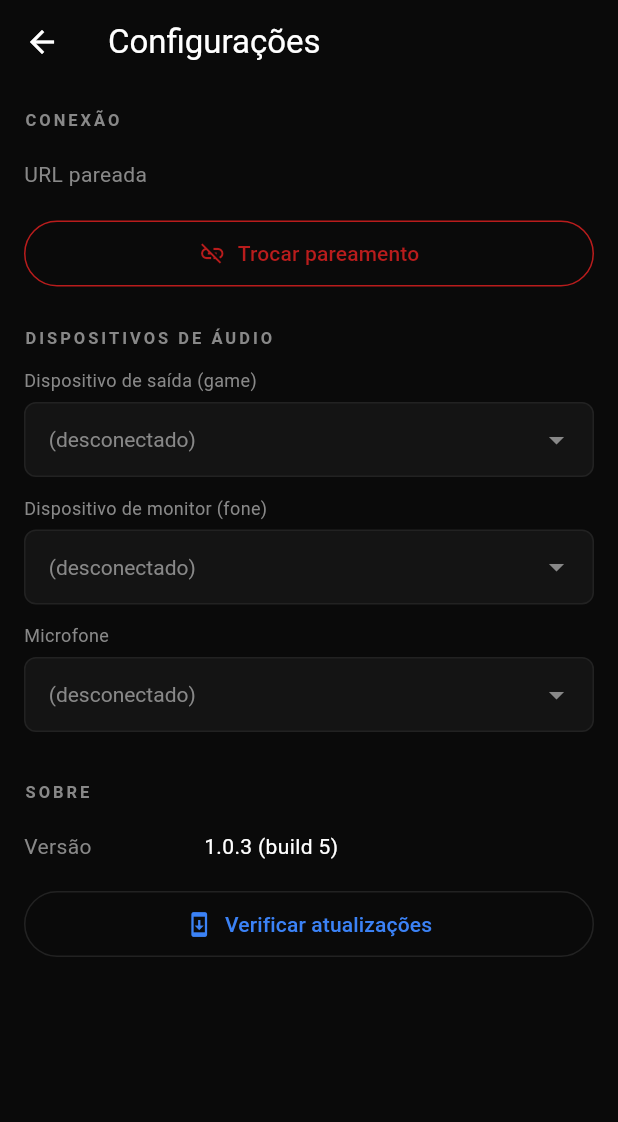
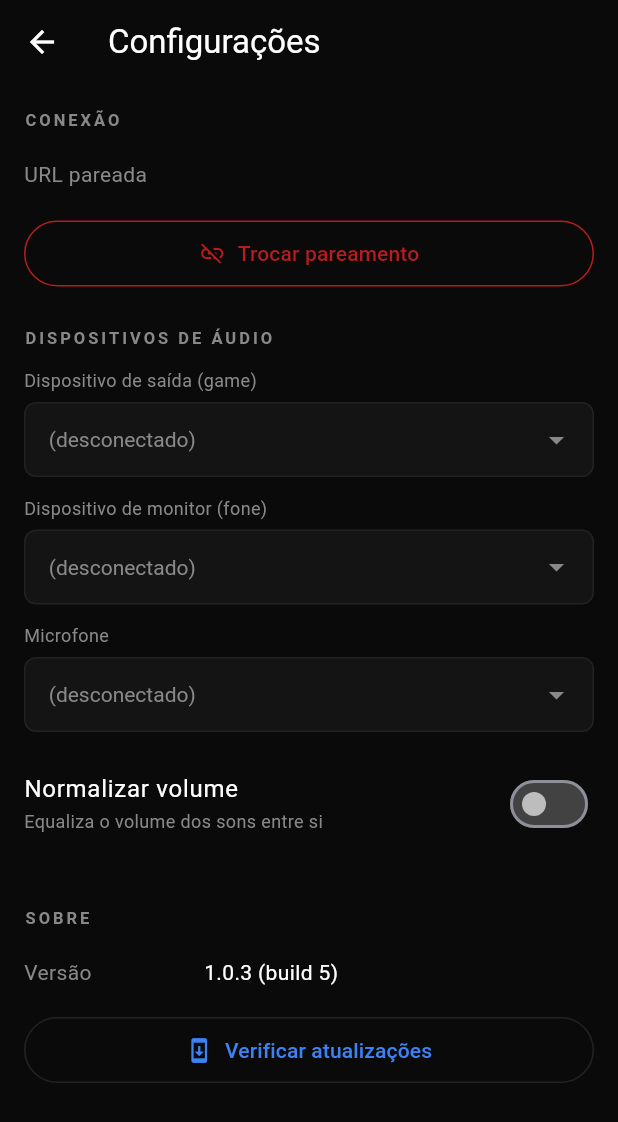
Before and after one commit to GabrielSoarde/reson, a Flutter app: the SettingsScreen screen opened directly with empty values, on a phone screen of 412 x 824 dp. Shown: the top 1122 px of the screen. Run offline on Flutter 3.47's test engine with Material 3 defaults, Android fonts, the phone set to English and light mode, and no system bars; our stand-ins replace package_info_plus, reorderable_grid_view, shared_preferences, vibration; missing offline and left inert: mobile_scanner, ota_update; accounts and stored records are empty; network calls fail.

Commit message:
feat(mobile): global normalize-volume toggle

```diff
--- a/mobile/reson_app/lib/api/models.dart
+++ b/mobile/reson_app/lib/api/models.dart
@@ -118,6 +118,7 @@ class StateDto {
   final String? monitorDevice;
   final String? monitorDeviceName;
   final bool monitorEnabled;
+  final bool normalizeEnabled;
   final String? micDevice;
   final String? micDeviceName;
   final List<String> availableOutputDevices;
@@ -136,6 +137,7 @@ class StateDto {
     required this.monitorDevice,
     required this.monitorDeviceName,
     required this.monitorEnabled,
+    required this.normalizeEnabled,
     required this.micDevice,
     required this.micDeviceName,
     required this.availableOutputDevices,
@@ -155,6 +157,7 @@ class StateDto {
         monitorDevice: j['monitorDevice'] as String?,
         monitorDeviceName: j['monitorDeviceName'] as String?,
         monitorEnabled: (j['monitorEnabled'] as bool?) ?? false,
+        normalizeEnabled: (j['normalizeEnabled'] as bool?) ?? true,
         micDevice: j['micDevice'] as String?,
         micDeviceName: j['micDeviceName'] as String?,
         availableOutputDevices: (j['availableOutputDevices'] as List<dynamic>?)
--- a/mobile/reson_app/lib/home/home_screen.dart
+++ b/mobile/reson_app/lib/home/home_screen.dart
@@ -178,6 +178,7 @@ class _HomeScreenState extends State<HomeScreen> {
         monitorDevice: s.monitorDevice,
         monitorDeviceName: s.monitorDeviceName,
         monitorEnabled: s.monitorEnabled,
+        normalizeEnabled: s.normalizeEnabled,
         micDevice: s.micDevice,
         micDeviceName: s.micDeviceName,
         availableOutputDevices: s.availableOutputDevices,
@@ -197,6 +198,7 @@ class _HomeScreenState extends State<HomeScreen> {
         monitorDevice: s.monitorDevice,
         monitorDeviceName: s.monitorDeviceName,
         monitorEnabled: enabled,
+        normalizeEnabled: s.normalizeEnabled,
         micDevice: s.micDevice,
         micDeviceName: s.micDeviceName,
         availableOutputDevices: s.availableOutputDevices,
@@ -216,6 +218,7 @@ class _HomeScreenState extends State<HomeScreen> {
         monitorDevice: s.monitorDevice,
         monitorDeviceName: s.monitorDeviceName,
         monitorEnabled: s.monitorEnabled,
+        normalizeEnabled: s.normalizeEnabled,
         micDevice: s.micDevice,
         micDeviceName: s.micDeviceName,
         availableOutputDevices: s.availableOutputDevices,
--- a/mobile/reson_app/lib/settings/settings_screen.dart
+++ b/mobile/reson_app/lib/settings/settings_screen.dart
@@ -88,6 +88,17 @@ class _SettingsScreenState extends State<SettingsScreen> {
       await _refresh();
     } on ApiException catch (e) {
       _toast(_friendly(e.body, 'Falha ao definir microfone'));
+    } catch (_) {
+      _toast('Erro de rede');
+    }
+  }
+
+  Future<void> _setNormalize(bool enabled) async {
+    try {
+      await widget.api.setNormalize(enabled);
+      await _refresh();
+    } on ApiException catch (e) {
+      _toast(_friendly(e.body, 'Falha ao alterar normalização'));
     } catch (_) {
       _toast('Erro de rede');
     }
@@ -196,6 +207,17 @@ class _SettingsScreenState extends State<SettingsScreen> {
                 options: s.availableInputDevices,
                 onChanged: _setMicDevice,
                 nullLabel: 'Padrão do Windows',
+              ),
+              const SizedBox(height: 12),
+              SwitchListTile(
+                contentPadding: EdgeInsets.zero,
+                title: const Text('Normalizar volume',
+                    style: TextStyle(color: Colors.white)),
+                subtitle: const Text('Equaliza o volume dos sons entre si',
+                    style: TextStyle(color: AppColors.muted, fontSize: 12)),
+                value: s.normalizeEnabled,
+                activeThumbColor: AppColors.accent,
+                onChanged: _setNormalize,
               ),
             ],
             const SizedBox(height: 32),
```
Also changed, not shown: mobile/reson_app/lib/api/api_client.dart (+8 -0 lines).
